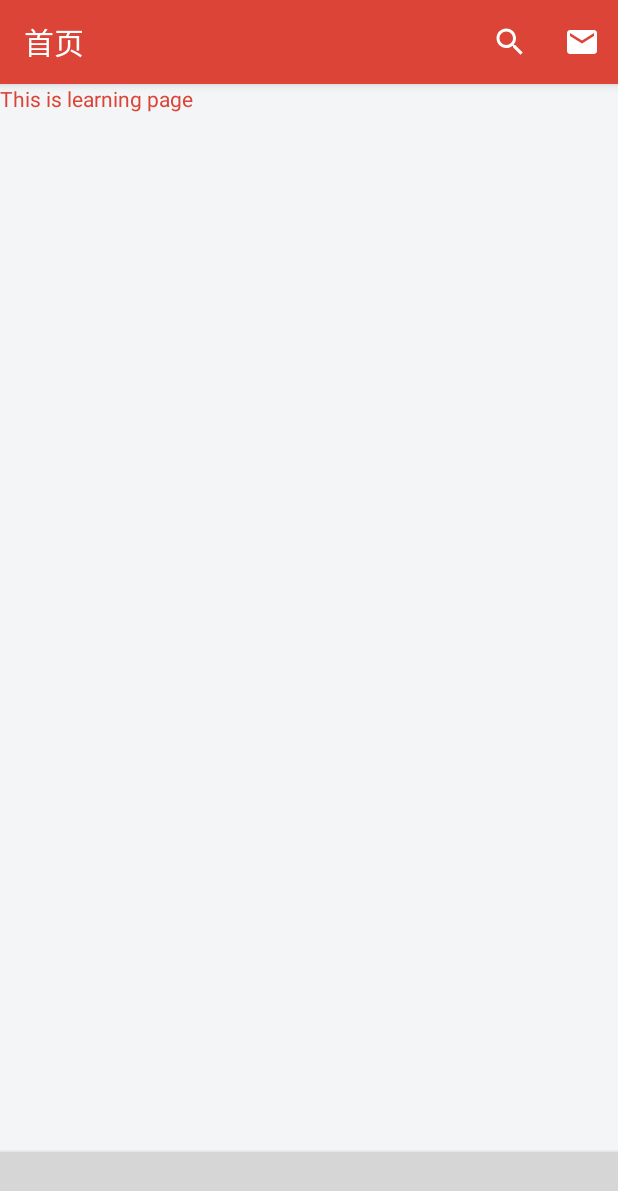
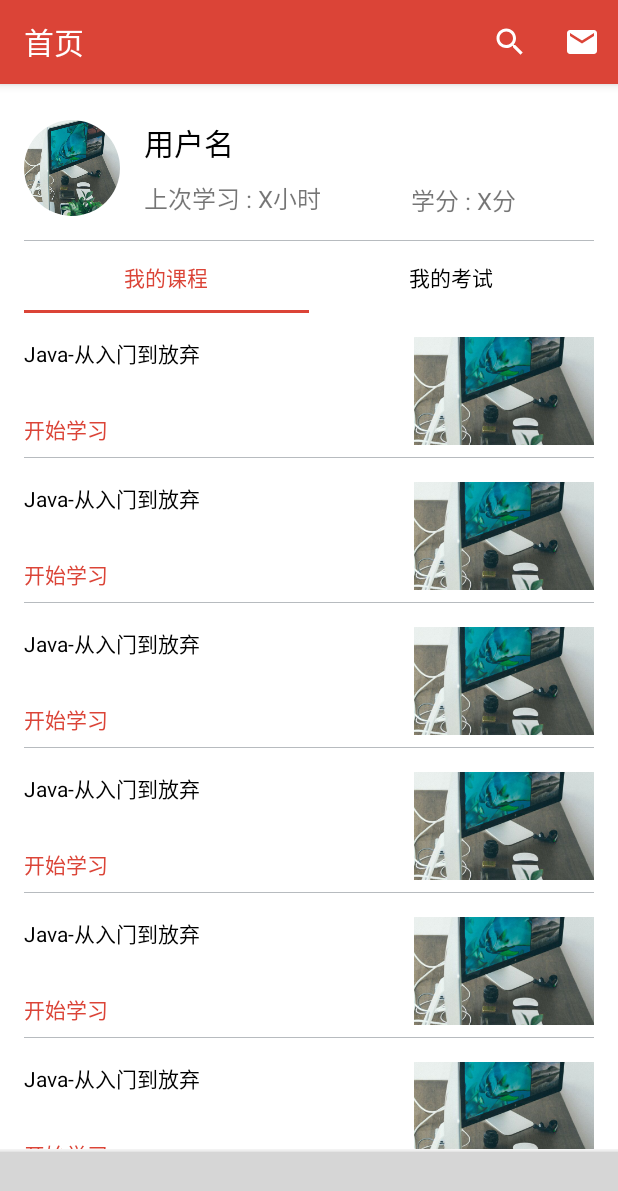
Before and after one commit to FoxNickel/EnterpriseLearning, an Android app: the fragment LearningFragment placed in its activity, on a phone screen of 412 x 824 dp. Shown: the top 1191 px of the screen. Run offline under Robolectric (Android 15) with nearby library versions, the phone set to English and light mode, and no system bars; our stand-ins replace CircleImageView; libraries missing offline, so code that uses them is left out: cn.bingoogolapple.bgabanner, com.ashokvarma.bottomnavigation; plain views replace BottomNavigationBar; 8 statements that could not run were skipped; grey boxes are pictures that could not be loaded.

Commit message:
学习界面完成（删掉了我的计划，学习和考试用了一个fragment）

```diff
--- /dev/null
+++ b/app/src/main/java/cn/foxnickel/enterpriselearning/adapter/LearningPagerAdapter.java
@@ -0,0 +1,39 @@
+package cn.foxnickel.enterpriselearning.adapter;
+
+import android.content.Context;
+import android.support.v4.app.Fragment;
+import android.support.v4.app.FragmentManager;
+import android.support.v4.app.FragmentPagerAdapter;
+
+import java.util.List;
+
+/**
+ * Created by NickelFox on 2017/7/5.
+ */
+
+public class LearningPagerAdapter extends FragmentPagerAdapter {
+    private List<Fragment> mFragmentList;
+    private Context mContext;
+    private String[] mPagerTitles = {"我的课程", "我的考试"};
+
+    public LearningPagerAdapter(FragmentManager fm, List<Fragment> fragmentList, Context context) {
+        super(fm);
+        mFragmentList = fragmentList;
+        mContext = context;
+    }
+
+    @Override
+    public Fragment getItem(int position) {
+        return mFragmentList.get(position);
+    }
+
+    @Override
+    public int getCount() {
+        return mFragmentList.size();
+    }
+
+    @Override
+    public CharSequence getPageTitle(int position) {
+        return mPagerTitles[position];
+    }
+}
--- /dev/null
+++ b/app/src/main/java/cn/foxnickel/enterpriselearning/adapter/MyCourseRecyclerAdapter.java
@@ -0,0 +1,52 @@
+package cn.foxnickel.enterpriselearning.adapter;
+
+import android.content.Context;
+import android.support.v7.widget.RecyclerView;
+import android.view.LayoutInflater;
+import android.view.View;
+import android.view.ViewGroup;
+import android.widget.ImageView;
+import android.widget.TextView;
+
+import cn.foxnickel.enterpriselearning.R;
+
+/**
+ * Created by NickelFox on 2017/7/5.
+ */
+
+public class MyCourseRecyclerAdapter extends RecyclerView.Adapter<MyCourseRecyclerAdapter.ViewHolder> {
+
+    private Context mContext;
+
+    public MyCourseRecyclerAdapter(Context context) {
+        mContext = context;
+    }
+
+    @Override
+    public ViewHolder onCreateViewHolder(ViewGroup parent, int viewType) {
+        View view = LayoutInflater.from(mContext).inflate(R.layout.recycler_item_my_course, parent, false);
+        return new ViewHolder(view);
+    }
+
+    @Override
+    public void onBindViewHolder(ViewHolder holder, int position) {
+        holder.mCourseName.setText("Java-从入门到放弃");
+        holder.mCoursePic.setImageResource(R.drawable.login_bg2);
+    }
+
+    @Override
+    public int getItemCount() {
+        return 8;
+    }
+
+    class ViewHolder extends RecyclerView.ViewHolder {
+        private TextView mCourseName;
+        private ImageView mCoursePic;
+
+        public ViewHolder(View itemView) {
+            super(itemView);
+            mCourseName = (TextView) itemView.findViewById(R.id.tv_course_name);
+            mCoursePic = (ImageView) itemView.findViewById(R.id.iv_course_pic);
+        }
+    }
+}
--- a/app/src/main/java/cn/foxnickel/enterpriselearning/fragment/LearningFragment.java
+++ b/app/src/main/java/cn/foxnickel/enterpriselearning/fragment/LearningFragment.java
@@ -2,32 +2,53 @@ package cn.foxnickel.enterpriselearning.fragment;
 
 
 import android.os.Bundle;
+import android.support.design.widget.TabLayout;
 import android.support.v4.app.Fragment;
+import android.support.v4.view.ViewPager;
 import android.view.LayoutInflater;
 import android.view.View;
 import android.view.ViewGroup;
 
+import java.util.ArrayList;
+import java.util.List;
+
 import cn.foxnickel.enterpriselearning.R;
+import cn.foxnickel.enterpriselearning.adapter.LearningPagerAdapter;
+import cn.foxnickel.enterpriselearning.fragment.subfragment.MyCourseFragment;
 
 /**
  * A simple {@link Fragment} subclass.
  */
 public class LearningFragment extends Fragment {
 
+    private View mRootView;
+    private TabLayout mTabLayout;
+    private ViewPager mViewPager;
+
     public LearningFragment() {
         // Required empty public constructor
     }
 
     public static LearningFragment newInstance() {
-
         return new LearningFragment();
     }
 
     @Override
     public View onCreateView(LayoutInflater inflater, ViewGroup container,
                              Bundle savedInstanceState) {
-        // Inflate the layout for this fragment
-        return inflater.inflate(R.layout.fragment_learning, container, false);
+        mRootView = inflater.inflate(R.layout.fragment_learning, container, false);
+
+        mViewPager = (ViewPager) mRootView.findViewById(R.id.view_pager_learning);
+        List<Fragment> fragmentList = new ArrayList<>();
+        fragmentList.add(MyCourseFragment.newInstance());
+        fragmentList.add(MyCourseFragment.newInstance());
+        LearningPagerAdapter learningPagerAdapter = new LearningPagerAdapter(getChildFragmentManager(), fragmentList, getContext());
+        mViewPager.setAdapter(learningPagerAdapter);
+
+        mTabLayout = (TabLayout) mRootView.findViewById(R.id.tabLayout);
+        mTabLayout.setupWithViewPager(mViewPager);
+
+        return mRootView;
     }
 
 }
--- /dev/null
+++ b/app/src/main/java/cn/foxnickel/enterpriselearning/fragment/subfragment/MyCourseFragment.java
@@ -0,0 +1,53 @@
+package cn.foxnickel.enterpriselearning.fragment.subfragment;
+
+
+import android.os.Bundle;
+import android.support.v4.app.Fragment;
+import android.support.v4.widget.SwipeRefreshLayout;
+import android.support.v7.widget.LinearLayoutManager;
+import android.support.v7.widget.RecyclerView;
+import android.view.LayoutInflater;
+import android.view.View;
+import android.view.ViewGroup;
+
+import cn.foxnickel.enterpriselearning.R;
+import cn.foxnickel.enterpriselearning.adapter.MyCourseRecyclerAdapter;
+
+/**
+ * A simple {@link Fragment} subclass.
+ */
+public class MyCourseFragment extends Fragment {
+
+    private View mRootView;
+    private RecyclerView mRecyclerView;
+    private LinearLayoutManager mLinearLayoutManager;
+    private SwipeRefreshLayout mSwipeRefreshLayout;
+    private View view;
+    private SwipeRefreshLayout mSwipeRefresh;
+
+    public MyCourseFragment() {
+        // Required empty public constructor
+    }
+
+    public static MyCourseFragment newInstance() {
+
+        return new MyCourseFragment();
+    }
+
+    @Override
+    public View onCreateView(LayoutInflater inflater, ViewGroup container,
+                             Bundle savedInstanceState) {
+        mRootView = inflater.inflate(R.layout.fragment_my_course, container, false);
+        initView();
+        return mRootView;
+    }
+
+    private void initView() {
+        mRecyclerView = (RecyclerView) mRootView.findViewById(R.id.recycler_view_my_course);
+        mLinearLayoutManager = new LinearLayoutManager(getContext());
+        mRecyclerView.setLayoutManager(mLinearLayoutManager);
+        MyCourseRecyclerAdapter myCourseRecyclerAdapter = new MyCourseRecyclerAdapter(getContext());
+        mRecyclerView.setAdapter(myCourseRecyclerAdapter);
+        mSwipeRefresh = (SwipeRefreshLayout) mRootView.findViewById(R.id.swipe_refresh);
+    }
+}
--- a/app/src/main/res/layout/fragment_learning.xml
+++ b/app/src/main/res/layout/fragment_learning.xml
@@ -1,14 +1,105 @@
-<FrameLayout xmlns:android="http://schemas.android.com/apk/res/android"
-             xmlns:tools="http://schemas.android.com/tools"
-             android:layout_width="match_parent"
-             android:layout_height="match_parent"
-             tools:context="cn.foxnickel.enterpriselearning.fragment.LearningFragment">
+<android.support.constraint.ConstraintLayout
+    xmlns:android="http://schemas.android.com/apk/res/android"
+    xmlns:app="http://schemas.android.com/apk/res-auto"
+    xmlns:tools="http://schemas.android.com/tools"
+    android:layout_width="match_parent"
+    android:layout_height="match_parent"
+    tools:context="cn.foxnickel.enterpriselearning.fragment.LearningFragment"
+    android:background="@color/colorAccent">
 
-    <!-- TODO: Update blank fragment layout -->
+    <de.hdodenhof.circleimageview.CircleImageView
+        android:id="@+id/iv_user_avatar"
+        android:layout_width="64dp"
+        android:layout_height="64dp"
+        android:layout_marginLeft="16dp"
+        android:layout_marginStart="16dp"
+        android:layout_marginTop="24dp"
+        android:src="@drawable/login_bg2"
+        app:layout_constraintLeft_toLeftOf="parent"
+        app:layout_constraintTop_toTopOf="parent"/>
+
     <TextView
-        android:layout_width="match_parent"
-        android:layout_height="match_parent"
-        android:text="This is learning page"
-        android:textColor="@color/colorPrimary"/>
+        android:id="@+id/tv_username"
+        android:layout_width="wrap_content"
+        android:layout_height="wrap_content"
+        android:layout_marginLeft="16dp"
+        android:layout_marginStart="16dp"
+        android:layout_marginTop="0dp"
+        android:textColor="@android:color/black"
+        android:textSize="20sp"
+        android:text="@string/username"
+        app:layout_constraintLeft_toRightOf="@+id/iv_user_avatar"
+        app:layout_constraintTop_toTopOf="@+id/iv_user_avatar"/>
 
-</FrameLayout>
+    <TextView
+        android:id="@+id/tv_last_learn"
+        android:layout_width="wrap_content"
+        android:layout_height="wrap_content"
+        android:layout_marginBottom="0dp"
+        android:layout_marginLeft="16dp"
+        android:layout_marginStart="16dp"
+        android:text="上次学习 : X小时"
+        android:textSize="16sp"
+        app:layout_constraintBottom_toBottomOf="@+id/iv_user_avatar"
+        app:layout_constraintLeft_toRightOf="@+id/iv_user_avatar"/>
+
+    <TextView
+        android:id="@+id/tv_score"
+        android:layout_width="wrap_content"
+        android:layout_height="wrap_content"
+        android:layout_marginBottom="-1dp"
+        android:layout_marginLeft="8dp"
+        android:layout_marginStart="8dp"
+        android:layout_marginRight="16dp"
+        android:layout_marginEnd="16dp"
+        android:text="学分 : X分"
+        android:textSize="16sp"
+        app:layout_constraintBottom_toBottomOf="@+id/iv_user_avatar"
+        app:layout_constraintLeft_toRightOf="@+id/tv_last_learn"
+        app:layout_constraintRight_toRightOf="parent"/>
+
+    <View
+        android:id="@+id/view_divider"
+        android:layout_width="0dp"
+        android:layout_height="0.5dp"
+        android:layout_marginLeft="16dp"
+        android:layout_marginRight="16dp"
+        android:layout_marginTop="16dp"
+        android:background="@color/gray"
+        app:layout_constraintLeft_toLeftOf="parent"
+        app:layout_constraintRight_toRightOf="parent"
+        app:layout_constraintTop_toBottomOf="@+id/iv_user_avatar"
+        app:layout_constraintHorizontal_bias="0.0"/>
+
+    <android.support.design.widget.TabLayout
+        android:id="@+id/tabLayout"
+        android:layout_width="0dp"
+        android:layout_height="wrap_content"
+        android:layout_marginLeft="16dp"
+        android:layout_marginRight="16dp"
+        android:layout_marginTop="0dp"
+        android:background="@color/colorAccent"
+        app:layout_constraintLeft_toLeftOf="parent"
+        app:layout_constraintRight_toRightOf="parent"
+        app:layout_constraintTop_toBottomOf="@+id/view_divider"
+        app:tabIndicatorColor="@color/colorPrimary"
+        app:tabSelectedTextColor="@color/colorPrimary"
+        app:tabTextColor="@android:color/black">
+    </android.support.design.widget.TabLayout>
+
+    <android.support.v4.view.ViewPager
+        android:id="@+id/view_pager_learning"
+        android:layout_width="0dp"
+        android:layout_height="0dp"
+        android:layout_marginBottom="0dp"
+        android:layout_marginLeft="16dp"
+        android:layout_marginRight="16dp"
+        android:layout_marginTop="0dp"
+        app:layout_constraintBottom_toBottomOf="parent"
+        app:layout_constraintHorizontal_bias="0.466"
+        app:layout_constraintLeft_toLeftOf="parent"
+        app:layout_constraintRight_toRightOf="parent"
+        app:layout_constraintTop_toBottomOf="@+id/tabLayout">
+
+    </android.support.v4.view.ViewPager>
+</android.support.constraint.ConstraintLayout>
--- /dev/null
+++ b/app/src/main/res/layout/fragment_my_course.xml
@@ -0,0 +1,22 @@
+<FrameLayout
+    xmlns:android="http://schemas.android.com/apk/res/android"
+    xmlns:tools="http://schemas.android.com/tools"
+    android:layout_width="match_parent"
+    android:layout_height="match_parent"
+    tools:context="cn.foxnickel.enterpriselearning.fragment.subfragment.MyCourseFragment">
+
+    <android.support.v4.widget.SwipeRefreshLayout
+        android:id="@+id/swipe_refresh"
+        android:layout_width="match_parent"
+        android:layout_height="match_parent">
+
+        <android.support.v7.widget.RecyclerView
+            android:id="@+id/recycler_view_my_course"
+            android:layout_width="match_parent"
+            android:layout_height="match_parent">
+
+        </android.support.v7.widget.RecyclerView>
+    </android.support.v4.widget.SwipeRefreshLayout>
+
+
+</FrameLayout>
--- /dev/null
+++ b/app/src/main/res/layout/recycler_item_my_course.xml
@@ -0,0 +1,60 @@
+<?xml version="1.0" encoding="utf-8"?>
+<android.support.constraint.ConstraintLayout
+    xmlns:android="http://schemas.android.com/apk/res/android"
+    xmlns:app="http://schemas.android.com/apk/res-auto"
+    xmlns:tools="http://schemas.android.com/tools"
+    android:layout_width="match_parent"
+    android:layout_height="wrap_content"
+    android:orientation="vertical">
+
+    <TextView
+        android:id="@+id/tv_course_name"
+        android:layout_width="wrap_content"
+        android:layout_height="wrap_content"
+        android:layout_marginLeft="0dp"
+        android:layout_marginStart="0dp"
+        android:layout_marginTop="16dp"
+        android:textColor="@android:color/black"
+        app:layout_constraintLeft_toLeftOf="parent"
+        app:layout_constraintTop_toTopOf="parent"/>
+
+    <TextView
+        android:id="@+id/tv_start_learn"
+        android:layout_width="wrap_content"
+        android:layout_height="wrap_content"
+        android:layout_marginBottom="8dp"
+        android:layout_marginLeft="0dp"
+        android:layout_marginStart="0dp"
+        android:text="@string/start_learn"
+        android:textColor="@color/colorPrimary"
+        app:layout_constraintBottom_toTopOf="@+id/view_divider"
+        app:layout_constraintLeft_toLeftOf="parent"/>
+
+    <View
+        android:id="@+id/view_divider"
+        android:layout_width="0dp"
+        android:layout_height="0.5dp"
+        android:layout_marginBottom="0dp"
+        android:layout_marginLeft="0dp"
+        android:layout_marginRight="0dp"
+        android:background="@color/gray"
+        app:layout_constraintBottom_toBottomOf="parent"
+        app:layout_constraintLeft_toLeftOf="parent"
+        app:layout_constraintRight_toRightOf="parent"/>
+
+    <ImageView
+        android:id="@+id/iv_course_pic"
+        android:layout_width="120dp"
+        android:layout_height="72dp"
+        android:layout_marginBottom="0dp"
+        android:layout_marginEnd="0dp"
+        android:layout_marginRight="0dp"
+        android:layout_marginTop="0dp"
+        android:contentDescription="@string/course_image"
+        android:scaleType="centerCrop"
+        app:layout_constraintBottom_toBottomOf="@+id/tv_start_learn"
+        app:layout_constraintRight_toRightOf="parent"
+        app:layout_constraintTop_toTopOf="@+id/tv_course_name"
+        app:srcCompat="@drawable/login_bg2"/>
+
+</android.support.constraint.ConstraintLayout>
--- a/app/src/main/res/values/strings.xml
+++ b/app/src/main/res/values/strings.xml
@@ -35,4 +35,7 @@
     <string name="get_phone_number">获取手机号</string>
     <string name="click_to_watch">点击查看</string>
     <string name="my_notification">我的消息</string>
+    <string name="start_learn">开始学习</string>
+    <string name="course_image">课程图片</string>
+    <string name="username">用户名</string>
 </resources>
```
